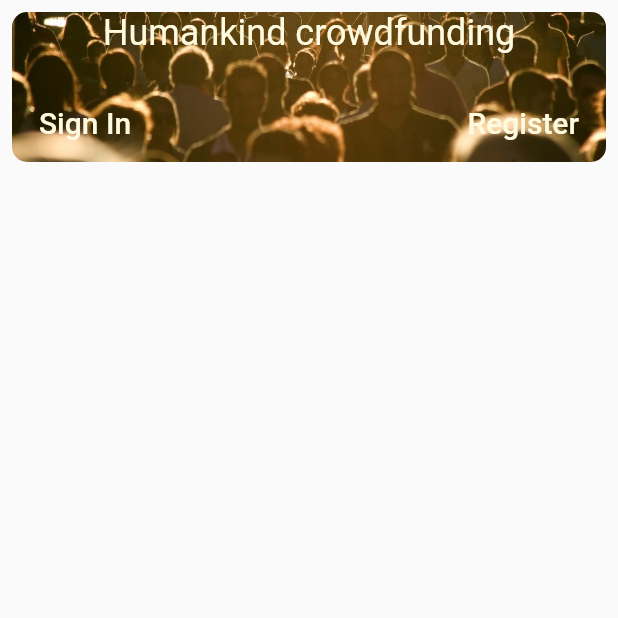
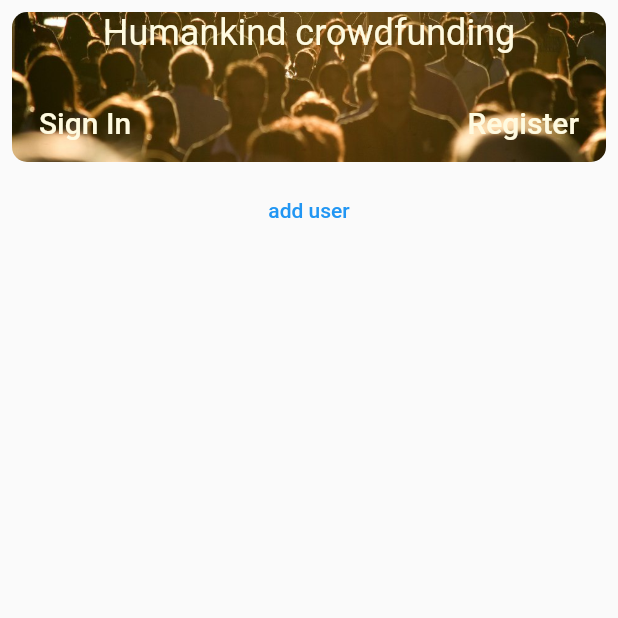
Before and after one commit to IvorNorval/humankind, a Flutter app: the screen it shows after launch, on a phone screen of 412 x 824 dp, the top half of it. Run offline on Flutter 3.47's test engine with Material 2 defaults, Android fonts, the phone set to English and light mode, and no system bars; our stand-ins replace cloud_firestore, firebase_auth, firebase_core, flutter_signin_button; accounts and stored records are empty.

Commit message:
Db working

```diff
--- a/lib/screens/home_screen.dart
+++ b/lib/screens/home_screen.dart
@@ -1,6 +1,9 @@
 import 'package:firebase_auth/firebase_auth.dart';
 import 'package:flutter/cupertino.dart';
 import 'package:flutter/material.dart';
+import 'package:humankind/models/user.dart';
+import 'package:humankind/models/users.dart';
+import 'package:humankind/services/db_helper.dart';
 import 'package:humankind/widgets/banner.dart';
 
 class HomeScreen extends StatefulWidget {
@@ -12,14 +15,25 @@ class HomeScreen extends StatefulWidget {
 }
 
 class _HomeScreenState extends State<HomeScreen> {
+  UsersModel users = UsersModel();
+  int n = 0;
+
   @override
   void initState() {
+    initDb();
+    initStream(_usersCallback);
     super.initState();
   }
 
   @override
   void dispose() {
     super.dispose();
+  }
+
+  void _usersCallback(UsersModel event) {
+    setState(() {
+      users = event;
+    });
   }
 
   @override
@@ -32,72 +46,29 @@ class _HomeScreenState extends State<HomeScreen> {
               BannerWidget(
                 auth: widget.auth,
               ),
-              // Padding(
-              //   padding: const EdgeInsets.all(8.0),
-              //   child: Stack(
-              //     children: [
-              //       Container(
-              //         height: 100,
-              //         width: MediaQuery.of(context).size.width,
-              //         decoration: const BoxDecoration(
-              //           image: DecorationImage(
-              //             image: AssetImage(
-              //                 "assets/images/crowded-street-yellow.jpg"),
-              //             fit: BoxFit.cover,
-              //           ),
-              //           borderRadius: BorderRadius.all(Radius.circular(10.0)),
-              //         ),
-              //       ),
-              //       const Center(
-              //         child: Text(
-              //           'Humankind crowdfunding',
-              //           style: TextStyle(
-              //             fontSize: 24,
-              //             color: Color(0xfffefae0),
-              //           ),
-              //         ),
-              //       ),
-              //       Positioned(
-              //         top: 50,
-              //         left: 10,
-              //         child: TextButton(
-              //           onPressed: () {
-              //             if (_signInS == 'Sign In') {
-              //               Navigator.pushNamed(context, 'signIn');
-              //             }
-              //           },
-              //           child: Text(
-              //             _signInS,
-              //             style: const TextStyle(
-              //               fontSize: 20,
-              //               color: Color(0xfffefae0),
-              //             ),
-              //           ),
-              //         ),
-              //       ),
-              //       Positioned(
-              //         top: 50,
-              //         right: 10,
-              //         child: TextButton(
-              //           onPressed: () {
-              //             if (_registerS == 'Register') {
-              //               Navigator.pushNamed(context, 'register');
-              //             } else {
-              //               _signOut();
-              //             }
-              //           },
-              //           child: Text(
-              //             _registerS,
-              //             style: const TextStyle(
-              //               fontSize: 20,
-              //               color: Color(0xfffefae0),
-              //             ),
-              //           ),
-              //         ),
-              //       ),
-              //     ],
-              //   ),
-              // ),
+              TextButton(
+                onPressed: () {
+                  String name = 'user$n';
+                  String email = 'name.${n++}@gmail.com';
+                  UserModel user = UserModel(name: name, email: email);
+                  users.users.add(user);
+                  addUser(users);
+                },
+                child: const Text('add user'),
+              ),
+              SingleChildScrollView(
+                child: SizedBox(
+                  height: 500,
+                  child: ListView.builder(
+                    itemCount: users.users.length,
+                    itemBuilder: (context, index) {
+                      return ListTile(
+                        title: Text(users.users[index].name),
+                      );
+                    },
+                  ),
+                ),
+              ),
             ],
           ),
         ),
```
Also changed, not shown: lib/services/db_helper.dart (+10 -8 lines), lib/widgets/user_list.dart (added, +15 -0 lines).
